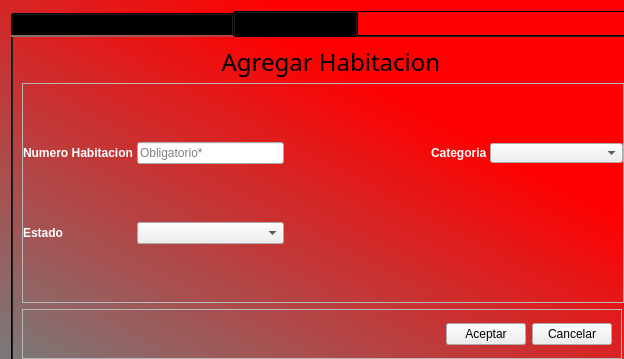
This is Motel/Vista/gui/VentanaConfiguracion.ui in juanhoyos06/AppIntouch as Qt 5 draws it before an edit. The edited form follows.
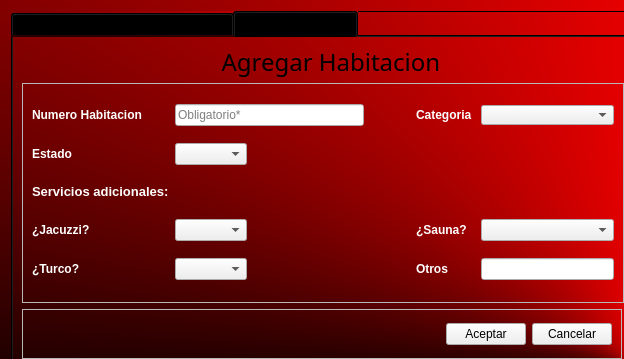
This is the edited form. The open tabs and pages were chosen to show the change.

Commit message: Correccion errores agregar y modificar habitaciones

Diff of the .ui file:
```diff
--- a/Motel/Vista/gui/VentanaConfiguracion.ui
+++ b/Motel/Vista/gui/VentanaConfiguracion.ui
@@ -30,7 +30,7 @@
   </property>
   <property name="styleSheet">
    <string notr="true">background-color: qconicalgradient(cx:1, cy:1, angle:195, stop:0.676136 rgba(255, 0, 0, 255), stop:1 rgba(0, 0, 0, 255));
-background-color: qlineargradient(spread:pad, x1:1, y1:0, x2:0, y2:1, stop:0.278409 rgba(255, 0, 0, 255), stop:1 rgba(122, 122, 122, 255));</string>
+</string>
   </property>
   <layout class="QHBoxLayout" name="horizontalLayout">
    <item>
@@ -116,8 +116,72 @@
              </property>
             </widget>
            </item>
-           <item row="6" column="1" colspan="2">
-            <widget class="QComboBox" name="comboBox_jacuzzi"/>
+           <item row="2" column="3">
+            <spacer name="horizontalSpacer_3">
+             <property name="orientation">
+              <enum>Qt::Horizontal</enum>
+             </property>
+             <property name="sizeHint" stdset="0">
+              <size>
+               <width>28</width>
+               <height>20</height>
+              </size>
+             </property>
+            </spacer>
+           </item>
+           <item row="2" column="4">
+            <widget class="QLabel" name="label_precioPersona">
+             <property name="styleSheet">
+              <string notr="true">background-color: None;</string>
+             </property>
+             <property name="text">
+              <string>&lt;html&gt;&lt;head/&gt;&lt;body&gt;&lt;p&gt;&lt;span style=&quot; font-size:9pt; font-weight:600; color:#ffffff;&quot;&gt;Precio Persona Adicional&lt;/span&gt;&lt;/p&gt;&lt;/body&gt;&lt;/html&gt;</string>
+             </property>
+            </widget>
+           </item>
+           <item row="0" column="1" colspan="2">
+            <widget class="QLineEdit" name="lineedit_nombreCategoria">
+             <property name="styleSheet">
+              <string notr="true">background-color: None;</string>
+             </property>
+            </widget>
+           </item>
+           <item row="1" column="0">
+            <widget class="QLabel" name="label_tipoEntrada">
+             <property name="styleSheet">
+              <string notr="true">background-color: None;</string>
+             </property>
+             <property name="text">
+              <string>&lt;html&gt;&lt;head/&gt;&lt;body&gt;&lt;p&gt;&lt;span style=&quot; font-size:9pt; font-weight:600; color:#ffffff;&quot;&gt;Tipo Entrada&lt;/span&gt;&lt;/p&gt;&lt;/body&gt;&lt;/html&gt;</string>
+             </property>
+            </widget>
+           </item>
+           <item row="0" column="5">
+            <widget class="QLineEdit" name="lineedit_capacidad">
+             <property name="styleSheet">
+              <string notr="true">background-color: None;</string>
+             </property>
+            </widget>
+           </item>
+           <item row="1" column="5">
+            <widget class="QLineEdit" name="lineedit_precioBase">
+             <property name="styleSheet">
+              <string notr="true">background-color: None;</string>
+             </property>
+            </widget>
+           </item>
+           <item row="1" column="3">
+            <spacer name="horizontalSpacer_2">
+             <property name="orientation">
+              <enum>Qt::Horizontal</enum>
+             </property>
+             <property name="sizeHint" stdset="0">
+              <size>
+               <width>28</width>
+               <height>20</height>
+              </size>
+             </property>
+            </spacer>
            </item>
            <item row="0" column="0">
             <widget class="QLabel" name="label_nombreCategoria">
@@ -218,50 +282,6 @@
              </property>
             </widget>
            </item>
-           <item row="8" column="0">
-            <widget class="QLabel" name="label_5">
-             <property name="text">
-              <string>&lt;html&gt;&lt;head/&gt;&lt;body&gt;&lt;p&gt;&lt;span style=&quot; font-size:9pt; font-weight:600; color:#ffffff;&quot;&gt;Otros&lt;/span&gt;&lt;/p&gt;&lt;/body&gt;&lt;/html&gt;</string>
-             </property>
-            </widget>
-           </item>
-           <item row="7" column="4">
-            <widget class="QLabel" name="label_3">
-             <property name="text">
-              <string>&lt;html&gt;&lt;head/&gt;&lt;body&gt;&lt;p&gt;&lt;span style=&quot; font-size:9pt; font-weight:600; color:#ffffff;&quot;&gt;¿Silla tantra?&lt;/span&gt;&lt;/p&gt;&lt;/body&gt;&lt;/html&gt;</string>
-             </property>
-            </widget>
-           </item>
-           <item row="2" column="5">
-            <widget class="QLineEdit" name="lineedit_personaAdicional">
-             <property name="styleSheet">
-              <string notr="true">background-color: None;</string>
-             </property>
-            </widget>
-           </item>
-           <item row="6" column="5">
-            <widget class="QComboBox" name="comboBox_sauna"/>
-           </item>
-           <item row="1" column="5">
-            <widget class="QLineEdit" name="lineedit_precioBase">
-             <property name="styleSheet">
-              <string notr="true">background-color: None;</string>
-             </property>
-            </widget>
-           </item>
-           <item row="8" column="1" colspan="2">
-            <widget class="QLineEdit" name="lineedit_otros"/>
-           </item>
-           <item row="2" column="0">
-            <widget class="QLabel" name="label_precioAdiconal">
-             <property name="styleSheet">
-              <string notr="true">background-color: None;</string>
-             </property>
-             <property name="text">
-              <string>&lt;html&gt;&lt;head/&gt;&lt;body&gt;&lt;p&gt;&lt;span style=&quot; font-size:9pt; font-weight:600; color:#ffffff;&quot;&gt;Precio Hora Adicional&lt;/span&gt;&lt;/p&gt;&lt;/body&gt;&lt;/html&gt;</string>
-             </property>
-            </widget>
-           </item>
            <item row="1" column="1" colspan="2">
             <widget class="QLineEdit" name="lineedit_tipoEntrada">
              <property name="styleSheet">
@@ -283,71 +303,6 @@
              </property>
             </widget>
            </item>
-           <item row="7" column="1" colspan="2">
-            <widget class="QComboBox" name="comboBox_turco"/>
-           </item>
-           <item row="7" column="3">
-            <spacer name="horizontalSpacer_7">
-             <property name="orientation">
-              <enum>Qt::Horizontal</enum>
-             </property>
-             <property name="sizeHint" stdset="0">
-              <size>
-               <width>40</width>
-               <height>20</height>
-              </size>
-             </property>
-            </spacer>
-           </item>
-           <item row="2" column="3">
-            <spacer name="horizontalSpacer_3">
-             <property name="orientation">
-              <enum>Qt::Horizontal</enum>
-             </property>
-             <property name="sizeHint" stdset="0">
-              <size>
-               <width>28</width>
-               <height>20</height>
-              </size>
-             </property>
-            </spacer>
-           </item>
-           <item row="6" column="0">
-            <widget class="QLabel" name="label_serviciosAdicionales">
-             <property name="styleSheet">
-              <string notr="true">background-color: None;</string>
-             </property>
-             <property name="text">
-              <string>&lt;html&gt;&lt;head/&gt;&lt;body&gt;&lt;p&gt;&lt;span style=&quot; font-size:9pt; font-weight:600; color:#ffffff;&quot;&gt;¿Jacuzzi?&lt;/span&gt;&lt;/p&gt;&lt;/body&gt;&lt;/html&gt;</string>
-             </property>
-            </widget>
-           </item>
-           <item row="0" column="5">
-            <widget class="QLineEdit" name="lineedit_capacidad">
-             <property name="styleSheet">
-              <string notr="true">background-color: None;</string>
-             </property>
-            </widget>
-           </item>
-           <item row="3" column="0">
-            <widget class="QLabel" name="label_4">
-             <property name="minimumSize">
-              <size>
-               <width>0</width>
-               <height>20</height>
-              </size>
-             </property>
-             <property name="maximumSize">
-              <size>
-               <width>16777215</width>
-               <height>20</height>
-              </size>
-             </property>
-             <property name="text">
-              <string>&lt;html&gt;&lt;head/&gt;&lt;body&gt;&lt;p&gt;&lt;span style=&quot; font-size:10pt; font-weight:600; color:#ffffff;&quot;&gt;Servicios adicionales:&lt;/span&gt;&lt;/p&gt;&lt;/body&gt;&lt;/html&gt;</string>
-             </property>
-            </widget>
-           </item>
           </layout>
          </widget>
         </item>
@@ -466,22 +421,105 @@
            <enum>QFrame::Raised</enum>
           </property>
           <layout class="QGridLayout" name="gridLayout_2">
-           <property name="leftMargin">
-            <number>0</number>
-           </property>
-           <property name="topMargin">
-            <number>0</number>
-           </property>
-           <property name="rightMargin">
-            <number>0</number>
-           </property>
-           <property name="bottomMargin">
-            <number>0</number>
-           </property>
-           <property name="spacing">
-            <number>0</number>
-           </property>
+           <item row="4" column="0">
+            <widget class="QLabel" name="label_turcoAgregarH">
+             <property name="text">
+              <string>&lt;html&gt;&lt;head/&gt;&lt;body&gt;&lt;p&gt;&lt;span style=&quot; font-size:9pt; font-weight:600; color:#ffffff;&quot;&gt;¿Turco?&lt;/span&gt;&lt;/p&gt;&lt;/body&gt;&lt;/html&gt;</string>
+             </property>
+            </widget>
+           </item>
+           <item row="4" column="3">
+            <spacer name="horizontalSpacer_7">
+             <property name="orientation">
+              <enum>Qt::Horizontal</enum>
+             </property>
+             <property name="sizeHint" stdset="0">
+              <size>
+               <width>49</width>
+               <height>17</height>
+              </size>
+             </property>
+            </spacer>
+           </item>
+           <item row="3" column="0" colspan="2">
+            <widget class="QLabel" name="label_jacuzziAgregarH">
+             <property name="styleSheet">
+              <string notr="true">background-color: None;</string>
+             </property>
+             <property name="text">
+              <string>&lt;html&gt;&lt;head/&gt;&lt;body&gt;&lt;p&gt;&lt;span style=&quot; font-size:9pt; font-weight:600; color:#ffffff;&quot;&gt;¿Jacuzzi?&lt;/span&gt;&lt;/p&gt;&lt;/body&gt;&lt;/html&gt;</string>
+             </property>
+            </widget>
+           </item>
+           <item row="3" column="2">
+            <widget class="QComboBox" name="comboBox_jacuzzi"/>
+           </item>
+           <item row="0" column="0" colspan="2">
+            <widget class="QLabel" name="label_numHabitacion">
+             <property name="styleSheet">
+              <string notr="true">font: 10pt &quot;MS Shell Dlg 2&quot;;
+color: rgb(255, 255, 255);</string>
+             </property>
+             <property name="text">
+              <string>&lt;html&gt;&lt;head/&gt;&lt;body&gt;&lt;p&gt;&lt;span style=&quot; font-size:9pt; font-weight:600; color:#ffffff;&quot;&gt;Numero Habitacion    &lt;/span&gt;&lt;/p&gt;&lt;/body&gt;&lt;/html&gt;</string>
+             </property>
+            </widget>
+           </item>
+           <item row="4" column="2">
+            <widget class="QComboBox" name="comboBox_turco"/>
+           </item>
            <item row="1" column="2">
+            <widget class="QComboBox" name="comboBox_estado"/>
+           </item>
+           <item row="3" column="3">
+            <spacer name="horizontalSpacer_6">
+             <property name="orientation">
+              <enum>Qt::Horizontal</enum>
+             </property>
+             <property name="sizeHint" stdset="0">
+              <size>
+               <width>49</width>
+               <height>20</height>
+              </size>
+             </property>
+            </spacer>
+           </item>
+           <item row="2" column="0" colspan="2">
+            <widget class="QLabel" name="label_serviciosAdicionales_2">
+             <property name="minimumSize">
+              <size>
+               <width>0</width>
+               <height>20</height>
+              </size>
+             </property>
+             <property name="maximumSize">
+              <size>
+               <width>16777215</width>
+               <height>20</height>
+              </size>
+             </property>
+             <property name="text">
+              <string>&lt;html&gt;&lt;head/&gt;&lt;body&gt;&lt;p&gt;&lt;span style=&quot; font-size:10pt; font-weight:600; color:#ffffff;&quot;&gt;Servicios adicionales:&lt;/span&gt;&lt;/p&gt;&lt;/body&gt;&lt;/html&gt;</string>
+             </property>
+            </widget>
+           </item>
+           <item row="0" column="8">
+            <widget class="QComboBox" name="comboBox_categorias">
+             <property name="minimumSize">
+              <size>
+               <width>133</width>
+               <height>20</height>
+              </size>
+             </property>
+             <property name="maximumSize">
+              <size>
+               <width>133</width>
+               <height>20</height>
+              </size>
+             </property>
+            </widget>
+           </item>
+           <item row="0" column="5" colspan="2">
             <spacer name="horizontalSpacer_5">
              <property name="orientation">
               <enum>Qt::Horizontal</enum>
@@ -494,7 +532,19 @@
              </property>
             </spacer>
            </item>
-           <item row="1" column="3">
+           <item row="1" column="0">
+            <widget class="QLabel" name="label_estado">
+             <property name="styleSheet">
+              <string notr="true">font: 10pt &quot;MS Shell Dlg 2&quot;;
+color: rgb(255, 255, 255);
+</string>
+             </property>
+             <property name="text">
+              <string>&lt;html&gt;&lt;head/&gt;&lt;body&gt;&lt;p&gt;&lt;span style=&quot; font-size:9pt; font-weight:600; color:#ffffff;&quot;&gt;Estado&lt;/span&gt;&lt;/p&gt;&lt;/body&gt;&lt;/html&gt;</string>
+             </property>
+            </widget>
+           </item>
+           <item row="0" column="7">
             <widget class="QLabel" name="label_categoria">
              <property name="styleSheet">
               <string notr="true">font: 10pt &quot;MS Shell Dlg 2&quot;;
@@ -505,55 +555,33 @@
              </property>
             </widget>
            </item>
-           <item row="1" column="1">
+           <item row="3" column="7">
+            <widget class="QLabel" name="label_saunaAgregarH">
+             <property name="text">
+              <string>&lt;html&gt;&lt;head/&gt;&lt;body&gt;&lt;p&gt;&lt;span style=&quot; font-size:9pt; font-weight:600; color:#ffffff;&quot;&gt;¿Sauna?&lt;/span&gt;&lt;/p&gt;&lt;/body&gt;&lt;/html&gt;</string>
+             </property>
+            </widget>
+           </item>
+           <item row="4" column="7">
+            <widget class="QLabel" name="label_5">
+             <property name="text">
+              <string>&lt;html&gt;&lt;head/&gt;&lt;body&gt;&lt;p&gt;&lt;span style=&quot; font-size:9pt; font-weight:600; color:#ffffff;&quot;&gt;Otros&lt;/span&gt;&lt;/p&gt;&lt;/body&gt;&lt;/html&gt;</string>
+             </property>
+            </widget>
+           </item>
+           <item row="3" column="8">
+            <widget class="QComboBox" name="comboBox_sauna"/>
+           </item>
+           <item row="4" column="8">
+            <widget class="QLineEdit" name="lineedit_otros"/>
+           </item>
+           <item row="0" column="2" colspan="2">
             <widget class="QLineEdit" name="lineedit_numHabitacion">
              <property name="placeholderText">
               <string>Obligatorio*</string>
              </property>
             </widget>
            </item>
-           <item row="1" column="4">
-            <widget class="QComboBox" name="comboBox_categorias">
-             <property name="minimumSize">
-              <size>
-               <width>133</width>
-               <height>20</height>
-              </size>
-             </property>
-             <property name="maximumSize">
-              <size>
-               <width>133</width>
-               <height>20</height>
-              </size>
-             </property>
-            </widget>
-           </item>
-           <item row="2" column="1">
-            <widget class="QComboBox" name="comboBox_estado"/>
-           </item>
-           <item row="1" column="0">
-            <widget class="QLabel" name="label_numHabitacion">
-             <property name="styleSheet">
-              <string notr="true">font: 10pt &quot;MS Shell Dlg 2&quot;;
-color: rgb(255, 255, 255);</string>
-             </property>
-             <property name="text">
-              <string>&lt;html&gt;&lt;head/&gt;&lt;body&gt;&lt;p&gt;&lt;span style=&quot; font-size:9pt; font-weight:600; color:#ffffff;&quot;&gt;Numero Habitacion    &lt;/span&gt;&lt;/p&gt;&lt;/body&gt;&lt;/html&gt;</string>
-             </property>
-            </widget>
-           </item>
-           <item row="2" column="0">
-            <widget class="QLabel" name="label_estado">
-             <property name="styleSheet">
-              <string notr="true">font: 10pt &quot;MS Shell Dlg 2&quot;;
-color: rgb(255, 255, 255);
-</string>
-             </property>
-             <property name="text">
-              <string>&lt;html&gt;&lt;head/&gt;&lt;body&gt;&lt;p&gt;&lt;span style=&quot; font-size:9pt; font-weight:600; color:#ffffff;&quot;&gt;Estado&lt;/span&gt;&lt;/p&gt;&lt;/body&gt;&lt;/html&gt;</string>
-             </property>
-            </widget>
-           </item>
           </layout>
          </widget>
         </item>
```
Left out of the diff: 79 changed lines with no effect on the pictures. The commit also changes 5 other files.
